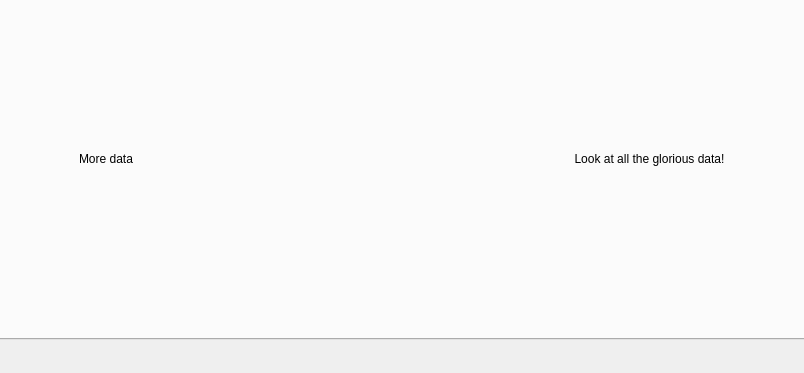
First picture: the form in application/safety_main.ui, repository santosfamilyfoundation/TrafficGUIs, before the edit; both pictures show x 187 to 991 and y 435 to 808 of the 1129 by 808 pixel window.
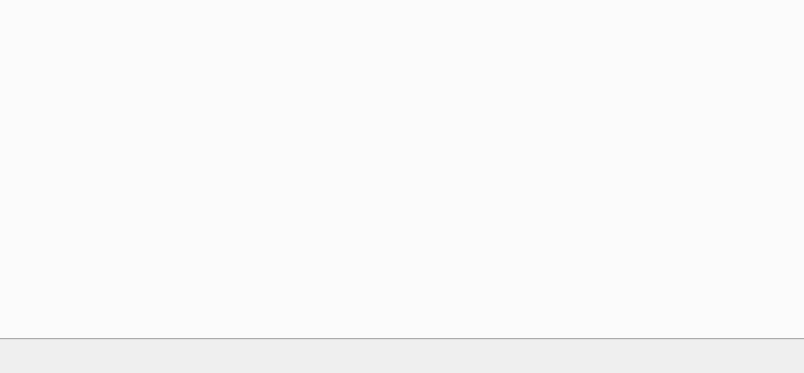
Second picture: the form after the edit. The open tabs and pages were chosen to show the change. Custom widgets are drawn as their Qt base class.

Commit message: New Matplotlib widgets

Diff of the .ui file:
```diff
--- a/application/safety_main.ui
+++ b/application/safety_main.ui
@@ -686,26 +686,6 @@
        <layout class="QVBoxLayout" name="verticalLayout_5">
         <item>
          <layout class="QGridLayout" name="results_grid">
-          <item row="1" column="1">
-           <widget class="QLabel" name="results_label3">
-            <property name="text">
-             <string>Look at all the glorious data!</string>
-            </property>
-            <property name="alignment">
-             <set>Qt::AlignCenter</set>
-            </property>
-           </widget>
-          </item>
-          <item row="1" column="0">
-           <widget class="QLabel" name="results_label4">
-            <property name="text">
-             <string>More data</string>
-            </property>
-            <property name="alignment">
-             <set>Qt::AlignCenter</set>
-            </property>
-           </widget>
-          </item>
           <item row="0" column="1">
            <widget class="QWidget" name="results_plot_widget1" native="true">
             <layout class="QVBoxLayout" name="verticalLayout_8">
@@ -716,7 +696,13 @@
            </widget>
           </item>
           <item row="0" column="0">
-           <layout class="QVBoxLayout" name="results_plot_layout2"/>
+           <widget class="MatplotlibWidget" name="results_plot0" native="true"/>
+          </item>
+          <item row="1" column="0">
+           <widget class="QWidget" name="results_plot3" native="true"/>
+          </item>
+          <item row="1" column="1">
+           <widget class="QWidget" name="results_plot2" native="true"/>
           </item>
          </layout>
         </item>
@@ -884,6 +870,12 @@
    <extends>QGraphicsView</extends>
    <header>custom/homography.h</header>
   </customwidget>
+  <customwidget>
+   <class>MatplotlibWidget</class>
+   <extends>QWidget</extends>
+   <header>plotting/qt_plot.h</header>
+   <container>1</container>
+  </customwidget>
  </customwidgets>
  <resources/>
  <connections/>
```
Left out of the diff: 10 changed lines with no effect on the pictures. The commit also changes 4 other files.
